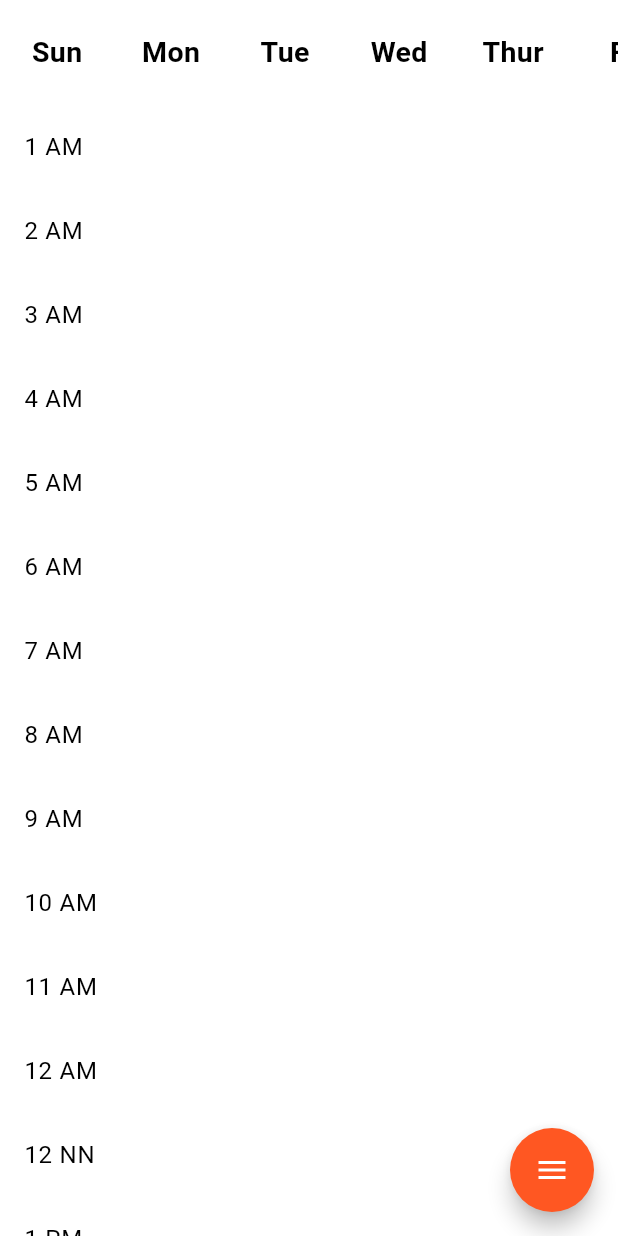
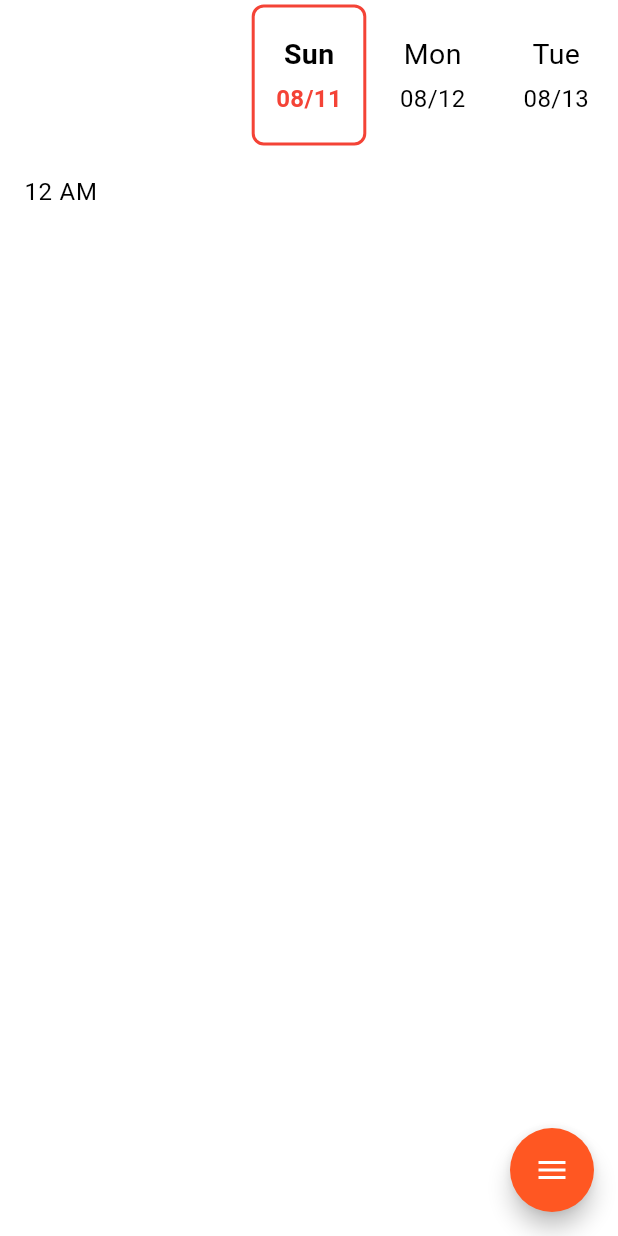
Before and after one commit to Sachito69/AcademyAide, a Flutter app: the Homepage screen opened by its route, on a phone screen of 412 x 824 dp. Run offline on Flutter 3.47's test engine with Material 3 defaults, Android fonts, the phone set to English and light mode, and no system bars; drawn by our look-alikes of flutter_speed_dial.

Commit message:
more components

```diff
--- /dev/null
+++ b/lib/components/floatingButton.dart
@@ -0,0 +1,48 @@
+import 'package:flutter/material.dart';
+import 'package:flutter_speed_dial/flutter_speed_dial.dart';
+import 'package:project/pages/settings.dart';
+
+class CustomFloatingActionButton extends StatelessWidget {
+  const CustomFloatingActionButton({Key? key}) : super(key: key);
+
+  @override
+  Widget build(BuildContext context) {
+    return SpeedDial(
+      backgroundColor: Colors.deepOrange,
+      animatedIcon: AnimatedIcons.menu_close,
+      overlayColor: Colors.black,
+      overlayOpacity: 0.4,
+      children: [
+        SpeedDialChild(
+          child: const Icon(Icons.add),
+          label: 'Add',
+          onTap: () {
+            print('Add pressed!');
+            // Add your action here
+          },
+        ),
+        SpeedDialChild(
+          child: const Icon(Icons.logout),
+          label: 'Log out',
+          onTap: () {
+            Navigator.pushNamed(context, '/login');
+          },
+        ),
+        SpeedDialChild(
+          child: const Icon(Icons.settings),
+          label: 'Settings',
+          onTap: () {
+            showModalBottomSheet(
+              context: context,
+              isScrollControlled: true,
+              backgroundColor: Colors.transparent,
+              builder: (context) {
+                return SettingsModal(); // Call the SettingsModal class here
+              },
+            );
+          },
+        ),
+      ],
+    );
+  }
+}
--- /dev/null
+++ b/lib/components/weekBar.dart
@@ -0,0 +1,95 @@
+import 'package:flutter/material.dart';
+import 'package:intl/intl.dart';
+
+class DaysOfWeekBar extends StatefulWidget {
+  final List<String> daysOfWeek;
+  final Function(int) onDaySelected;
+  final int initialSelectedIndex;
+
+  DaysOfWeekBar({
+    Key? key,
+    required this.daysOfWeek,
+    required this.onDaySelected,
+    this.initialSelectedIndex = 0,
+  }) : super(key: key);
+
+  @override
+  _DaysOfWeekBarState createState() => _DaysOfWeekBarState();
+}
+
+class _DaysOfWeekBarState extends State<DaysOfWeekBar> {
+  int selectedDayIndex = 0;
+
+  @override
+  void initState() {
+    super.initState();
+    selectedDayIndex = widget.initialSelectedIndex;
+  }
+
+  List<DateTime> getCurrentWeekDates() {
+    DateTime now = DateTime.now();
+    int currentDay = now.weekday % 7;
+    DateTime sunday = now.subtract(Duration(days: currentDay));
+
+    return List.generate(7, (index) => sunday.add(Duration(days: index)));
+  }
+
+  @override
+  Widget build(BuildContext context) {
+    List<DateTime> weekDates = getCurrentWeekDates();
+
+    return SizedBox(
+      height: 100.0,
+      child: PageView.builder(
+        controller: PageController(viewportFraction: 0.2, initialPage: selectedDayIndex),
+        itemCount: widget.daysOfWeek.length,
+        itemBuilder: (context, index) {
+          DateTime date = weekDates[index];
+          bool isSelected = index == selectedDayIndex;
+
+          return GestureDetector(
+            onTap: () {
+              setState(() {
+                selectedDayIndex = index;
+              });
+              widget.onDaySelected(index);
+            },
+            child: Container(
+              width: 70.0,
+              margin: const EdgeInsets.all(3.0),
+              decoration: isSelected
+                  ? BoxDecoration(
+                      border: Border.all(color: Colors.red, width: 2),
+                      borderRadius: BorderRadius.circular(8),
+                    )
+                  : null,
+              child: Center(
+                child: Column(
+                  mainAxisAlignment: MainAxisAlignment.center,
+                  children: [
+                    Text(
+                      widget.daysOfWeek[index],
+                      style: TextStyle(
+                        fontSize: 19.0,
+                        fontWeight: isSelected ? FontWeight.bold : FontWeight.normal,
+                      ),
+                    ),
+                    const SizedBox(height: 5),
+                    Text(
+                      DateFormat('MM/dd').format(date),
+                      style: TextStyle(
+                        fontSize: 16.0,
+                        fontWeight: isSelected ? FontWeight.bold : FontWeight.normal,
+                        color: isSelected ? Colors.red : Colors.black,
+                      ),
+                    ),
+                  ],
+                ),
+              ),
+            ),
+          );
+        },
+      ),
+    );
+  }
+}
--- a/lib/pages/home.dart
+++ b/lib/pages/home.dart
@@ -1,56 +1,48 @@
 import 'package:flutter/material.dart';
-import 'package:flutter/widgets.dart';
-import 'package:flutter_speed_dial/flutter_speed_dial.dart';
-//import 'package:project/theme/theme_provider.dart';
-//import 'package:provider/provider.dart';
-import 'package:project/pages/settings.dart';
+import 'package:project/components/floatingButton.dart';
+import 'package:project/components/weekBar.dart';
 
+class Homepage extends StatefulWidget {
+  @override
+  _HomepageState createState() => _HomepageState();
+}
 
-
-class Homepage extends StatelessWidget {
+class _HomepageState extends State<Homepage> {
   final List<String> daysOfWeek = [
-    'Sun',
-    'Mon',
-    'Tue',
-    'Wed',
-    'Thur',
-    'Fri',
-    'Sat'
+    'Sun', 'Mon', 'Tue', 'Wed', 'Thur', 'Fri', 'Sat'
   ];
 
-final List<String> hoursOfDay = List.generate(25, (index)
-{ if (index == 0) { return '1 AM'; }
-else if (index == 12) { return '12 NN'; }
-else if (index < 12) { return '${index +1} AM'; }
- else { return '${index - 12} PM'; } });
+  final List<String> hoursOfDay = List.generate(24, (index) {
+    if (index == 0) {
+      return '12 AM';
+    } else if (index == 12) {
+      return '12 NN';
+    } else if (index < 12) {
+      return '${index} AM';
+    } else {
+      return '${index - 12} PM';
+    }
+  });
+
+  int selectedDayIndex = 0;
+
   @override
   Widget build(BuildContext context) {
     return Scaffold(
       body: Column(
         children: <Widget>[
-          SizedBox(
-
-            height: 70.0,
-            child: ListView.builder(
-              scrollDirection: Axis.horizontal,
-              itemCount: daysOfWeek.length,
-              itemBuilder: (context, index) {
-                return Container(
-                  width: 70.0,
-                  margin: const EdgeInsets.all(3.0),
-
-                  child: Center(
-                    child: Text(
-                      daysOfWeek[index],
-                      style: const TextStyle(fontSize: 19.0, fontWeight: FontWeight.bold),
-                    ),
-                  ),
-                );
-              },
-            ),
+          DaysOfWeekBar(
+            daysOfWeek: daysOfWeek,
+            initialSelectedIndex: selectedDayIndex,
+            onDaySelected: (index) {
+              setState(() {
+                selectedDayIndex = index;
+              });
+            },
           ),
           Expanded(
-            child: ListView.builder(
+            child: PageView.builder(
+              scrollDirection: Axis.vertical,
               itemCount: hoursOfDay.length,
               itemBuilder: (context, index) {
                 return ListTile(
@@ -61,51 +53,7 @@ else if (index < 12) { return '${index +1} AM'; }
           ),
         ],
       ),
-     floatingActionButton: SpeedDial(
-  backgroundColor: Colors.deepOrange,
-  animatedIcon: AnimatedIcons.menu_close,
-  overlayColor: Colors.black,
-  overlayOpacity: 0.4,
-  children: [
-   /*
-   SpeedDialChild(
-      child: Icon(Icons.sunny),
-      label: 'Dark Mode',
-      onTap: () {
-        Provider.of<ThemeProvider>(context, listen: false).toggleTheme();
-      },
-    ),
-    */
-
-    SpeedDialChild(
-      child: Icon(Icons.add),
-      label: 'Add',
-      onTap: () {
-        print('add pressed!');
-      },
-    ),
-    SpeedDialChild(
-      child: Icon(Icons.logout),
-      label: 'Log out',
-      onTap: () {
-        Navigator.pushNamed(context, '/login');
-      },
-    ),
-    SpeedDialChild(
-      child: Icon(Icons.settings),
-      label: 'Settings',
-      onTap: () {
-        showModalBottomSheet(
-          context: context,
-          isScrollControlled: true, // Allows the modal to be more freely sized
-          backgroundColor: Colors.transparent, // Makes the background transparent
-          builder: (context) {
-            return SettingsModal(); // Call the SettingsModal class here
-          },
-        );
-      },
-    ),
-  ],
-)
-);
-  }}
+      floatingActionButton: const CustomFloatingActionButton(),
+    );
+  }
+}
--- a/lib/pages/settings.dart
+++ b/lib/pages/settings.dart
@@ -13,7 +13,7 @@ class SettingsModal extends StatelessWidget {
       child: Container(
         padding: EdgeInsets.all(16.0),
         decoration: BoxDecoration(
-          color: Colors.white,
+
           borderRadius: BorderRadius.circular(16.0),
         ),
         child: Column(
--- a/pubspec.yaml
+++ b/pubspec.yaml
@@ -37,6 +37,7 @@ dependencies:
   cupertino_icons: ^1.0.6
   provider: ^6.1.2
   flutter_speed_dial: ^7.0.0
+  intl: ^0.18.0
 
 dev_dependencies:
   flutter_test:
```
Also changed, not shown: pubspec.lock.
